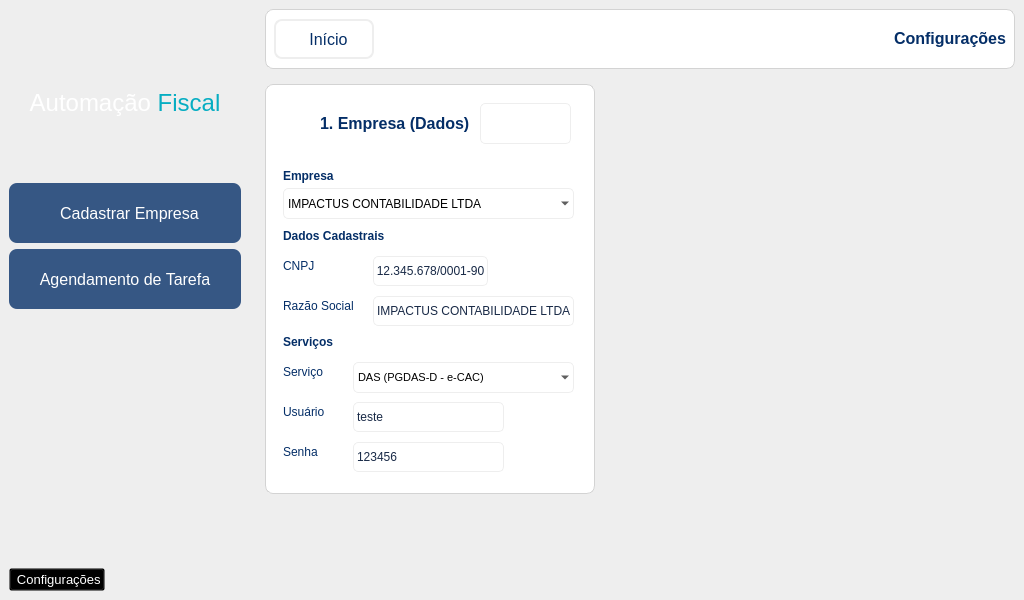
Above: mainWindow.ui from H3nriqueLima/automacao-fiscal-desktop-app before the change. Below: the same form after it.
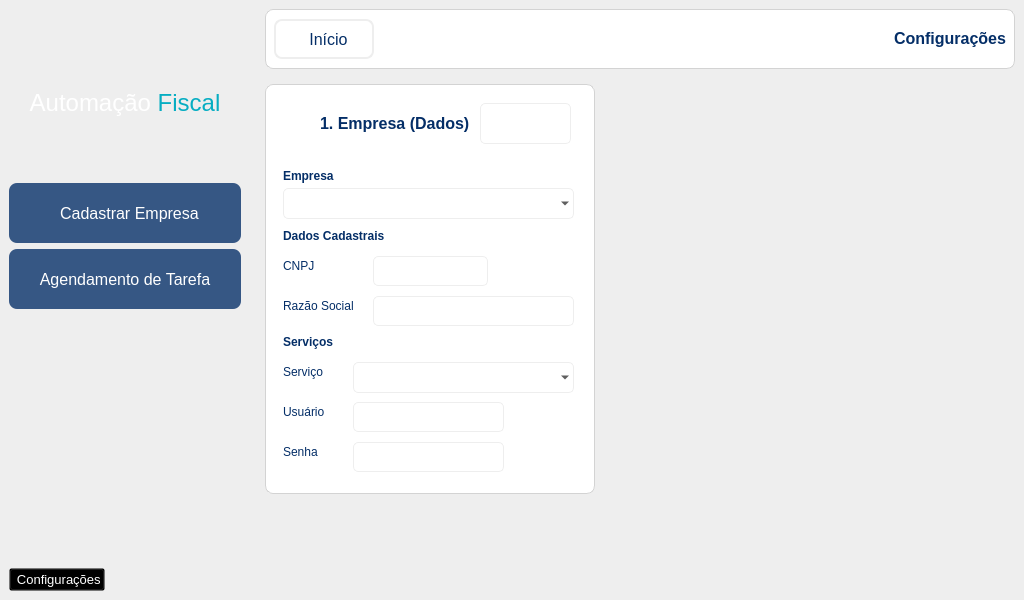
That is the form after the change. The open tabs and pages were chosen to show the change. Icons and pictures are not drawn. Custom widgets are drawn as their Qt base class.

```diff
--- a/mainWindow.ui
+++ b/mainWindow.ui
@@ -3118,11 +3118,6 @@
 	padding: 4px;
 }</string>
                       </property>
-                      <item>
-                       <property name="text">
-                        <string>IMPACTUS CONTABILIDADE LTDA</string>
-                       </property>
-                      </item>
                      </widget>
                     </widget>
                    </item>
@@ -3185,7 +3180,7 @@
 }</string>
                        </property>
                        <property name="text">
-                        <string>12.345.678/0001-90</string>
+                        <string/>
                        </property>
                        <property name="alignment">
                         <set>Qt::AlignmentFlag::AlignCenter</set>
@@ -3266,7 +3261,7 @@
 }</string>
                        </property>
                        <property name="text">
-                        <string>IMPACTUS CONTABILIDADE LTDA</string>
+                        <string/>
                        </property>
                        <property name="alignment">
                         <set>Qt::AlignmentFlag::AlignLeading|Qt::AlignmentFlag::AlignLeft|Qt::AlignmentFlag::AlignVCenter</set>
@@ -3321,11 +3316,6 @@
 	padding: 4px;
 }</string>
                        </property>
-                       <item>
-                        <property name="text">
-                         <string>DAS (PGDAS-D - e-CAC)</string>
-                        </property>
-                       </item>
                       </widget>
                      </widget>
                      <widget class="QWidget" name="dataServices" native="true">
@@ -3402,7 +3392,7 @@
 }</string>
                        </property>
                        <property name="text">
-                        <string>teste</string>
+                        <string/>
                        </property>
                        <property name="alignment">
                         <set>Qt::AlignmentFlag::AlignLeading|Qt::AlignmentFlag::AlignLeft|Qt::AlignmentFlag::AlignVCenter</set>
@@ -3460,7 +3450,7 @@
 }</string>
                        </property>
                        <property name="text">
-                        <string>123456</string>
+                        <string/>
                        </property>
                        <property name="alignment">
                         <set>Qt::AlignmentFlag::AlignLeading|Qt::AlignmentFlag::AlignLeft|Qt::AlignmentFlag::AlignVCenter</set>
```
Left out of the diff: 387 changed lines with no effect on the pictures.
